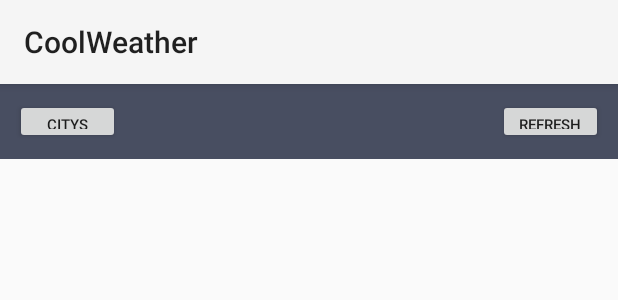
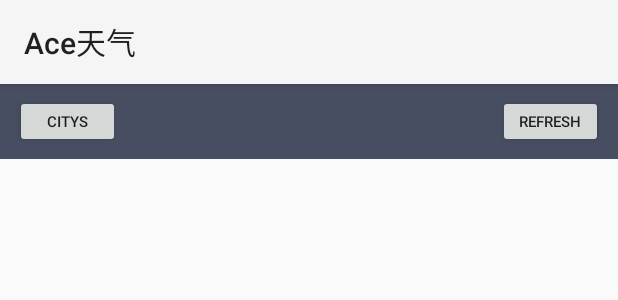
Before and after one commit to k525245669/coolweather, an Android app: the layout viewpager.xml on its own in the app's theme, with its tools: preview values and no code run, on a phone screen of 412 x 824 dp. Shown: the top 300 px of the screen. Run offline under Robolectric (Android 15) with nearby library versions, the phone set to English and light mode, and no system bars; network calls fail.

Commit message:
refresh icon and name

```diff
--- a/app/src/main/AndroidManifest.xml
+++ b/app/src/main/AndroidManifest.xml
@@ -4,7 +4,7 @@
     <uses-permission android:name="android.permission.INTERNET" />
     <application
         android:allowBackup="true"
-        android:icon="@mipmap/ic_launcher"
+        android:icon="@drawable/icon2"
         android:label="@string/app_name"
         android:theme="@style/AppTheme" >
         <activity android:name=".activity.ChooseAreaActivity" android:label="@string/app_name">
--- a/app/src/main/java/com/zhukun/coolweather/activity/WeatherActivity.java
+++ b/app/src/main/java/com/zhukun/coolweather/activity/WeatherActivity.java
@@ -186,7 +186,6 @@ public class WeatherActivity extends Activity implements View.OnClickListener {
                 Intent intent = new Intent(WeatherActivity.this, SelectedCityActivity.class);
                 //intent.putExtra("from_weather_activity", true);
                 startActivity(intent);
-                finish();
             }
         });
         refreshButton.setOnClickListener(new View.OnClickListener() {
--- a/app/src/main/res/layout/viewpager.xml
+++ b/app/src/main/res/layout/viewpager.xml
@@ -11,7 +11,7 @@
         <Button
             android:id="@+id/switch_city"
             android:layout_width="70dp"
-            android:layout_height="30dp"
+            android:layout_height="35dp"
             android:layout_centerVertical="true"
             android:textSize="10sp"
             android:text="Citys"
@@ -26,7 +26,7 @@
         <Button
             android:id="@+id/refresh"
             android:layout_width="70dp"
-            android:layout_height="30dp"
+            android:layout_height="35dp"
             android:layout_centerVertical="true"
             android:layout_alignParentRight="true"
             android:layout_marginRight="10dp"
--- a/app/src/main/res/values/strings.xml
+++ b/app/src/main/res/values/strings.xml
@@ -1,5 +1,5 @@
 <resources>
-    <string name="app_name">CoolWeather</string>
+    <string name="app_name">Ace天气</string>
 
     <string name="hello_world">Hello world!</string>
     <string name="action_settings">Settings</string>
```
Also changed, not shown: app/src/main/res/drawable/icon2.png (added).
